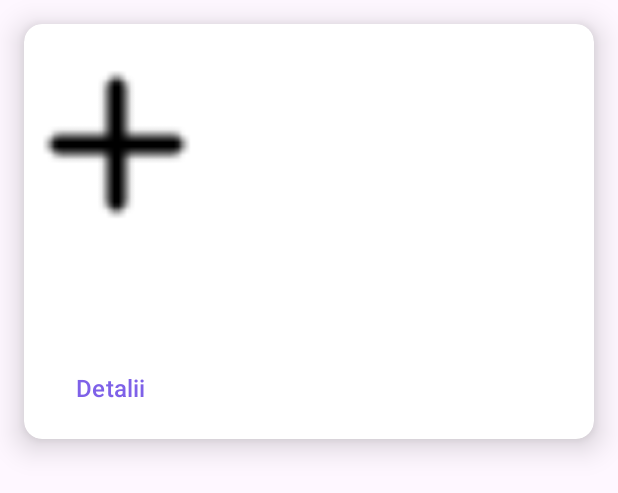
After one commit to DenisaCernaianu/BookStore, an Android app: the layout recycleitem_recommendations.xml on its own in the app's theme, with its tools: preview values and no code run, on a phone screen of 412 x 824 dp. The commit adds this screen. Shown: the top 493 px of the screen. Run offline under Robolectric (Android 15) with nearby library versions, the phone set to English and light mode, and no system bars.

Commit message:
finished design for recommendation page

```diff
--- /dev/null
+++ b/app/src/main/res/layout/recycleitem_recommendations.xml
@@ -0,0 +1,74 @@
+<?xml version="1.0" encoding="utf-8"?>
+<androidx.cardview.widget.CardView xmlns:android="http://schemas.android.com/apk/res/android"
+    android:layout_width="match_parent"
+    android:layout_height="wrap_content"
+    xmlns:app="http://schemas.android.com/apk/res-auto"
+    app:cardElevation="12dp"
+    app:cardCornerRadius="12dp"
+    android:layout_margin="16dp"
+    android:backgroundTint="@color/white">
+
+    <LinearLayout
+        android:layout_width="wrap_content"
+        android:layout_height="wrap_content"
+        android:orientation="vertical">
+
+
+        <ImageView
+            android:id="@+id/imageName"
+            android:layout_width="107dp"
+            android:layout_height="150dp"
+            android:layout_gravity="center"
+            android:layout_margin="5dp"
+            android:paddingLeft="5dp"
+            android:src="@drawable/add_icon">
+
+
+        </ImageView>
+
+
+        <LinearLayout
+            android:layout_width="wrap_content"
+            android:layout_height="wrap_content"
+            android:layout_margin="10dp"
+
+            android:orientation="vertical">
+
+                <TextView
+                    android:id="@+id/titleName"
+                    android:layout_width="wrap_content"
+                    android:layout_height="wrap_content"
+                    android:text=""
+                    android:textStyle="bold"
+                    android:layout_gravity="center"
+                    android:textAlignment="center"
+                    android:textColor="@color/black"
+                    android:textSize="19dp" />
+
+
+                <TextView
+                    android:id="@+id/authorName"
+                    android:layout_width="wrap_content"
+                    android:layout_height="wrap_content"
+                    android:text=""
+                    android:layout_gravity="center"
+                    android:textColor="@color/bgrey"
+                    android:textSize="16dp" />
+
+
+            <Button
+                android:id="@+id/btnDetails"
+                android:layout_width="wrap_content"
+                android:layout_height="wrap_content"
+                android:layout_gravity="right|bottom"
+                android:text=" Detalii"
+                android:textColor="@color/purple"
+                style="@style/Widget.Material3.Button.TextButton.Dialog"
+                android:textSize="16sp"/>
+
+        </LinearLayout>
+
+
+    </LinearLayout>
+
+</androidx.cardview.widget.CardView>
```
Also changed, not shown: app/src/main/java/com/example/bookstore/FavoriteBooksActivity.java (+6 -2 lines), app/src/main/java/com/example/bookstore/Model/MyAdapterRecommendations.java (added, +94 -0 lines), app/src/main/java/com/example/bookstore/RecommendationsActivity.java (+92 -8 lines), app/src/main/python/data/books_dataset.csv (+9 -2 lines), app/src/main/res/layout/activity_favorite_books.xml (+13 -15 lines), app/src/main/res/layout/activity_recommendations.xml (+32 -14 lines), app/src/main/res/drawable/recommender.png (added), 1 other file.
